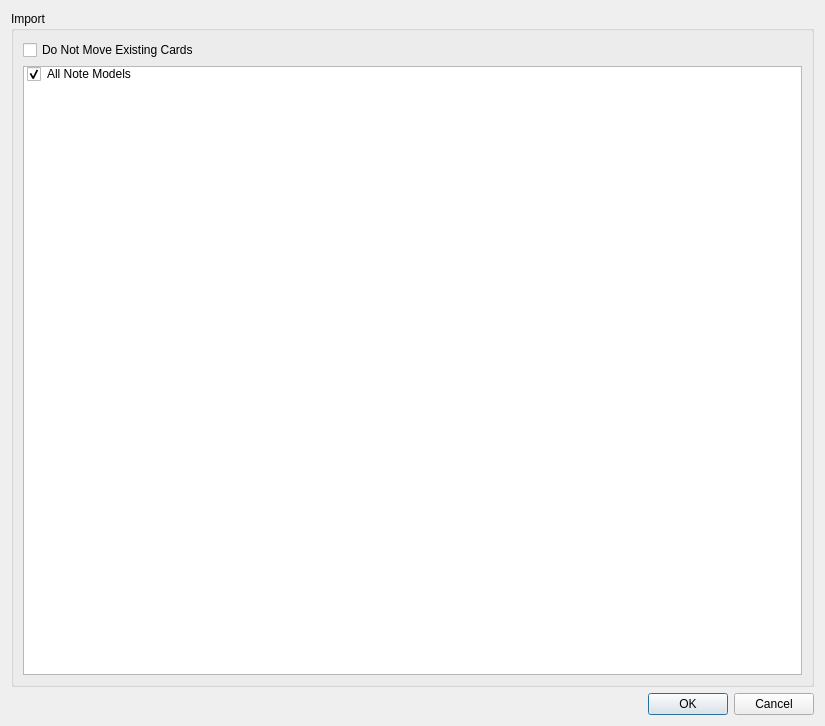
Before: the Qt Designer form ui_files/import.ui in Stvad/CrowdAnki, drawn with Qt 5.
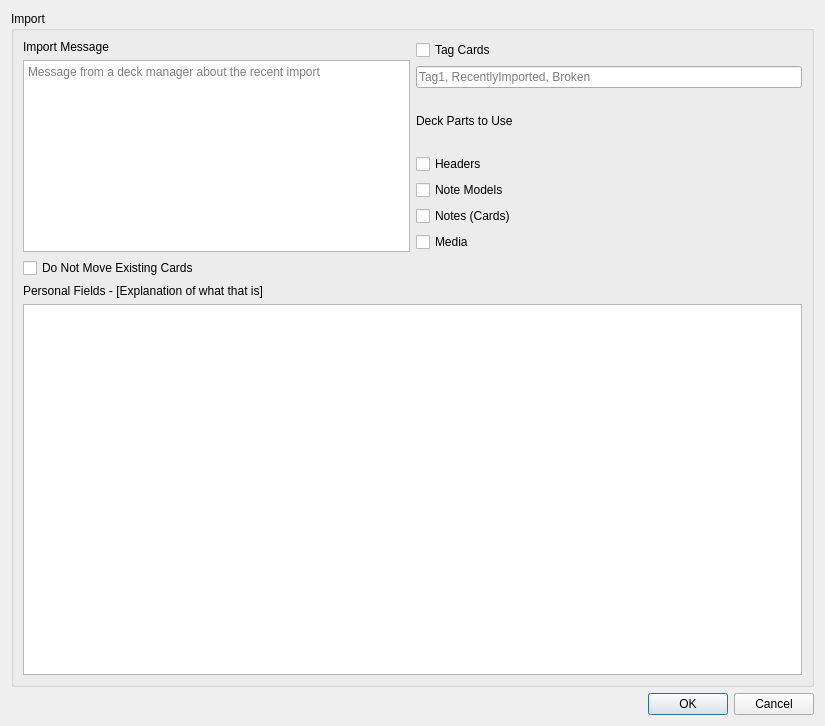
After: the same form once the commit is applied.

Commit message: Working GUI Passthrough; In-progress Usage in system

Patch:
```diff
--- a/ui_files/import.ui
+++ b/ui_files/import.ui
@@ -25,27 +25,118 @@
          </property>
          <layout class="QVBoxLayout" name="verticalLayout_5">
           <item>
-           <widget class="QCheckBox" name="cb_ignore_move_cards">
-            <property name="text">
-             <string>Do Not Move Existing Cards</string>
+           <layout class="QVBoxLayout" name="importMessageLayout">
+            <property name="spacing">
+             <number>6</number>
             </property>
-           </widget>
-          </item>
-          <item>
-           <widget class="QListWidget" name="list_personal_fields">
             <item>
-             <property name="text">
-              <string>All Note Models</string>
-             </property>
-             <property name="checkState">
-              <enum>Checked</enum>
-             </property>
-             <property name="flags">
-              <set>ItemIsSelectable|ItemIsEditable|ItemIsDragEnabled|ItemIsUserCheckable|ItemIsEnabled</set>
-             </property>
+             <layout class="QHBoxLayout" name="horizontalLayout_2">
+              <item>
+               <layout class="QVBoxLayout" name="verticalLayout_4">
+                <item>
+                 <widget class="QLabel" name="import_message_label">
+                  <property name="text">
+                   <string>Import Message</string>
+                  </property>
+                 </widget>
+                </item>
+                <item>
+                 <widget class="QTextBrowser" name="import_message_textbox">
+                  <property name="sizePolicy">
+                   <sizepolicy hsizetype="Expanding" vsizetype="Minimum">
+                    <horstretch>0</horstretch>
+                    <verstretch>0</verstretch>
+                   </sizepolicy>
+                  </property>
+                  <property name="placeholderText">
+                   <string>Message from a deck manager about the recent import</string>
+                  </property>
+                 </widget>
+                </item>
+               </layout>
+              </item>
+              <item>
+               <layout class="QVBoxLayout" name="verticalLayout_3">
+                <item>
+                 <layout class="QVBoxLayout" name="verticalLayout_6">
+                  <item>
+                   <widget class="QCheckBox" name="cb_tag_cards">
+                    <property name="text">
+                     <string>Tag Cards</string>
+                    </property>
+                   </widget>
+                  </item>
+                  <item>
+                   <widget class="QLineEdit" name="textedit_tags">
+                    <property name="placeholderText">
+                     <string>Tag1, RecentlyImported, Broken</string>
+                    </property>
+                   </widget>
+                  </item>
+                 </layout>
+                </item>
+                <item>
+                 <layout class="QVBoxLayout" name="verticalLayout_7">
+                  <item>
+                   <widget class="QLabel" name="label_2">
+                    <property name="text">
+                     <string>Deck Parts to Use</string>
+                    </property>
+                   </widget>
+                  </item>
+                  <item>
+                   <widget class="QCheckBox" name="cb_headers">
+                    <property name="text">
+                     <string>Headers</string>
+                    </property>
+                   </widget>
+                  </item>
+                  <item>
+                   <widget class="QCheckBox" name="cb_note_models">
+                    <property name="text">
+                     <string>Note Models</string>
+                    </property>
+                   </widget>
+                  </item>
+                  <item>
+                   <widget class="QCheckBox" name="cb_notes">
+                    <property name="text">
+                     <string>Notes (Cards)</string>
+                    </property>
+                   </widget>
+                  </item>
+                  <item>
+                   <widget class="QCheckBox" name="cb_media">
+                    <property name="text">
+                     <string>Media</string>
+                    </property>
+                   </widget>
+                  </item>
+                 </layout>
+                </item>
+               </layout>
+              </item>
+             </layout>
             </item>
+           </layout>
+          </item>
+          <item>
+           <widget class="QCheckBox" name="cb_ignore_move_cards">
+            <property name="text">
+             <string>Do Not Move Existing Cards</string>
+            </property>
            </widget>
           </item>
+          <item>
+           <widget class="QLabel" name="label">
+            <property name="text">
+             <string>Personal Fields - [Explanation of what that is]</string>
+            </property>
+           </widget>
+          </item>
+          <item>
+           <widget class="QListWidget" name="list_personal_fields"/>
+          </item>
          </layout>
         </widget>
        </item>
```
Left out of the diff: 2 changed lines with no effect on the pictures. The commit also changes 7 other files.
